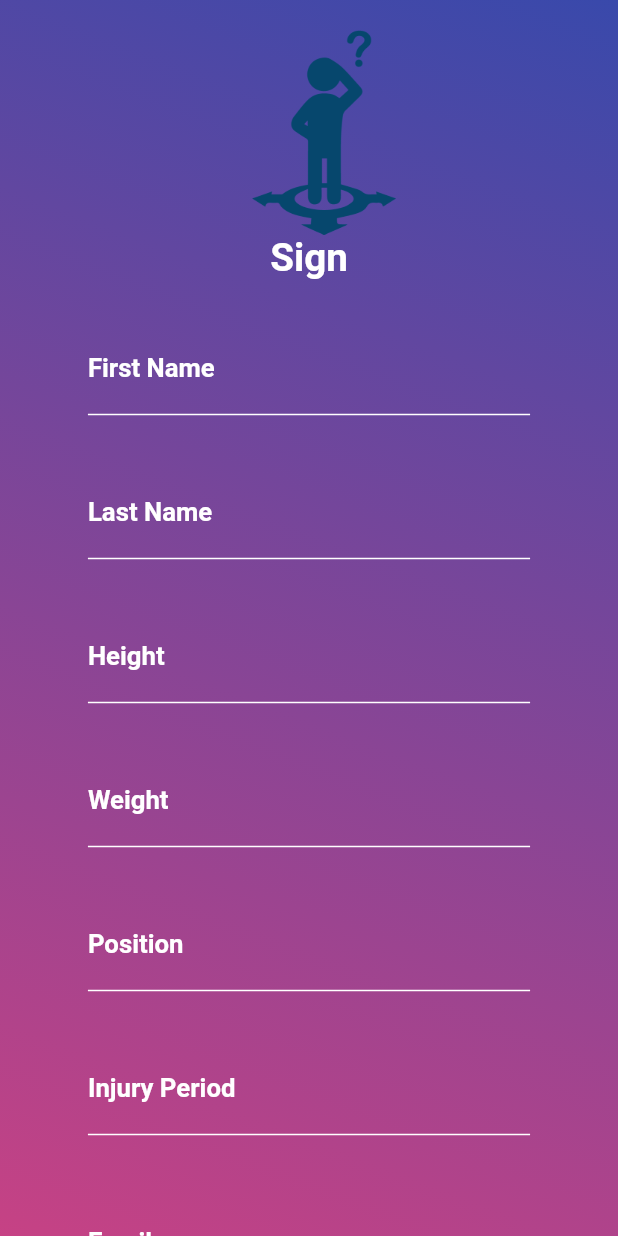
After one commit to IsuruBRanapana/Project_Rafi, a Flutter app: the SignUpView screen opened by its route, on a phone screen of 412 x 824 dp. The commit adds this screen. Run offline on Flutter 3.47's test engine with Material 2 defaults, Android fonts, the phone set to English and light mode, and no system bars; our stand-ins replace animated_text_kit, dartz, equatable, flutter_screenutil, package_info; generated files the repository leaves out were written again; Roboto replaces fonts that are missing (Sarabun).

Commit message:
create sign up page.

```diff
--- a/lib/core/utils/navigation_routes.dart
+++ b/lib/core/utils/navigation_routes.dart
@@ -2,12 +2,14 @@ import 'package:flutter/cupertino.dart';
 import 'package:flutter/material.dart';
 import 'package:project_rafi/features/presentation/pages/forgot_password/forgot_password_view.dart';
 import 'package:project_rafi/features/presentation/pages/login/login_view.dart';
+import 'package:project_rafi/features/presentation/pages/sign_up/sign_up_view.dart';
 import 'package:project_rafi/features/presentation/pages/splash/splash_view.dart';
 
 class Routes{
   static const String SPLASH_PAGE = "splash_view";
   static const String LOGIN_PAGE = "login_view";
   static const String FORGOT_PASSWORD_RESET_PAGE = "forgot_password_reset_page";
+  static const String SIGN_UP_PAGE='sign_up_view';
 
   static Route<dynamic> generateRoute(RouteSettings settings){
     switch(settings.name){
@@ -25,6 +27,10 @@ class Routes{
         builder: (_) => ForgotPasswordCheckUserView(),
         settings: RouteSettings(name: Routes.FORGOT_PASSWORD_RESET_PAGE),
       );
+      case Routes.SIGN_UP_PAGE:
+        return MaterialPageRoute(builder: (_)=>SignUpView(),
+          settings: RouteSettings(name: Routes.SIGN_UP_PAGE),
+        );
 
       default:
         return MaterialPageRoute(
--- a/lib/features/presentation/pages/login/login_view.dart
+++ b/lib/features/presentation/pages/login/login_view.dart
@@ -105,6 +105,14 @@ class LoginView extends BaseView{
                         },
                         text: 'Login',
                       ),
+                      SizedBox(
+                        height: adaptiveScreen.setHeight(40),
+                      ),
+                      InkWell(onTap: (){
+                        Navigator.pushNamed(context, Routes.SIGN_UP_PAGE);
+                      },
+
+                          child: Text("You haven't account?PleaseSign Up",style: TextStyle(color: Colors.white),))
                     ],
                   ),
                 ),
--- /dev/null
+++ b/lib/features/presentation/pages/sign_up/sign_up_view.dart
@@ -0,0 +1,321 @@
+import 'package:flutter/cupertino.dart';
+import 'package:flutter/material.dart';
+import 'package:project_rafi/core/utils/app_colors.dart';
+import 'package:project_rafi/core/utils/app_costants.dart';
+import 'package:project_rafi/core/utils/app_images.dart';
+import 'package:project_rafi/core/utils/navigation_routes.dart';
+import 'package:project_rafi/features/presentation/pages/base_view.dart';
+import 'package:project_rafi/features/presentation/pages/widgets/rounded_corner_white_button.dart';
+
+class SignUpView extends BaseView{
+  final _firstNameController = TextEditingController();
+  final _secondNameController = TextEditingController();
+  final _heightController=TextEditingController();
+  final _weightController=TextEditingController();
+  final _positionController=TextEditingController();
+  final _injuryPeriodController=TextEditingController();
+  final _passwordController = TextEditingController();
+  final _emailController=TextEditingController();
+  var formkey = GlobalKey<FormState>();
+
+  @override
+  Widget buildView(context) {
+    return  Scaffold(
+      resizeToAvoidBottomInset: false,
+      backgroundColor: Colors.transparent,
+      body:Form(
+        key: formkey,
+        child: ListView(
+          children:<Widget> [
+            Container(
+              decoration: BoxDecoration(
+                  gradient: AppColors.gradientBackground
+              ),
+              child: Padding(
+                padding: const EdgeInsets.only(top: 20.0),
+                child: Column(
+                  children: <Widget>[
+                    Container(
+                      padding: EdgeInsets.symmetric(horizontal: 30),
+                      child: Column(
+                        children: <Widget>[
+                          Padding(
+                            padding: const EdgeInsets.only(left: 20.0),
+                            child: Image(
+                              //todo:add the application logo
+                              image: AssetImage(AppImages.manInQuestion),
+                              fit: BoxFit.scaleDown,
+                              width: adaptiveScreen.setWidth(200),
+                              height: adaptiveScreen.setHeight(200),
+                            ),
+                          ),
+                          Text(
+                            'Sign',
+                            style: TextStyle(fontSize: adaptiveScreen.setSp(45), color: Colors.white, fontWeight: FontWeight.bold),
+                            textAlign: TextAlign.center,
+                          ),
+
+                          Padding(
+                            padding: EdgeInsets.all(AppConstants.adaptiveScreen.setWidth(50)),
+                            child: Column(
+                              children: <Widget>[
+                                TextFormField(
+                                  validator: (String value) {
+                                    if (value.isEmpty) {
+                                      return ("Please enter the first name");
+                                    }
+                                    return null;
+                                  },
+                                  controller: _firstNameController,
+                                  maxLength: 30,
+                                  maxLengthEnforced: false,
+                                  textInputAction: TextInputAction.done,
+                                  cursorColor: Colors.white,
+                                  decoration: InputDecoration(
+                                      errorStyle:
+                                      TextStyle(color: AppColors.orangeColor),
+                                      enabledBorder: UnderlineInputBorder(borderSide: BorderSide(color: Colors.white)),
+                                      hintText: 'Isuru',
+                                      counter: Offstage(),
+                                      labelText:'First Name' ,
+                                      labelStyle:TextStyle(fontSize: AppConstants.adaptiveScreen.setSp(30), color: Colors.white) ,
+                                      focusedBorder: UnderlineInputBorder(borderSide: BorderSide(color: Colors.white)),
+                                      hintStyle: TextStyle(fontSize: AppConstants.adaptiveScreen.setSp(28), color: Colors.grey),
+                                      border: UnderlineInputBorder(borderSide: BorderSide(color: Colors.white))),
+                                  style: TextStyle(fontSize: AppConstants.adaptiveScreen.setSp(32), color: Colors.white, fontWeight: FontWeight.bold),
+                                ),
+                                SizedBox(
+                                  height: AppConstants.adaptiveScreen.setHeight(50),
+                                ),
+                                TextFormField(
+                                  validator: (String value) {
+                                    if (value.isEmpty) {
+                                      return ("Please enter the Last name");
+                                    }
+                                    return null;
+                                  },
+                                  controller: _secondNameController,
+                                  maxLength: 30,
+                                  maxLengthEnforced: false,
+                                  textInputAction: TextInputAction.done,
+                                  cursorColor: Colors.white,
+                                  decoration: InputDecoration(
+                                      errorStyle:
+                                      TextStyle(color: AppColors.orangeColor),
+
+                                      enabledBorder: UnderlineInputBorder(borderSide: BorderSide(color: Colors.white)),
+                                      hintText: 'Ranapana',
+                                      counter: Offstage(),
+                                      labelText: 'Last Name',
+                                      labelStyle:TextStyle(fontSize: AppConstants.adaptiveScreen.setSp(30), color: Colors.white) ,
+                                      focusedBorder: UnderlineInputBorder(borderSide: BorderSide(color: Colors.white)),
+                                      hintStyle: TextStyle(fontSize: AppConstants.adaptiveScreen.setSp(28), color: Colors.grey),
+                                      border: UnderlineInputBorder(borderSide: BorderSide(color: Colors.white))),
+                                  style: TextStyle(fontSize: AppConstants.adaptiveScreen.setSp(32), color: Colors.white, fontWeight: FontWeight.bold),
+                                ),
+                                SizedBox(
+                                  height: AppConstants.adaptiveScreen.setHeight(50),
+                                ),
+                              TextFormField(
+                                validator: (String value) {
+                                  if (value.isEmpty) {
+                                    return ("Please enter the height");
+                                  }
+                                  return null;
+                                },
+                                controller: _heightController,
+                                maxLength: 30,
+                                maxLengthEnforced: false,
+                                textInputAction: TextInputAction.done,
+                                cursorColor: Colors.white,
+                                decoration: InputDecoration(
+                                    errorStyle:
+                                    TextStyle(color: AppColors.orangeColor),
+
+                                    enabledBorder: UnderlineInputBorder(borderSide: BorderSide(color: Colors.white)),
+                                    hintText: '168.0(Please Enter in Centimeter)',
+                                    labelText: 'Height',
+                                    labelStyle:TextStyle(fontSize: AppConstants.adaptiveScreen.setSp(30), color: Colors.white),
+                                    counter: Offstage(),
+                                    focusedBorder: UnderlineInputBorder(borderSide: BorderSide(color: Colors.white)),
+                                    hintStyle: TextStyle(fontSize: AppConstants.adaptiveScreen.setSp(28), color: Colors.grey),
+                                    border: UnderlineInputBorder(borderSide: BorderSide(color: Colors.white))),
+                                style: TextStyle(fontSize: AppConstants.adaptiveScreen.setSp(32), color: Colors.white, fontWeight: FontWeight.bold),
+                              ),
+
+                                SizedBox(
+                                  height: AppConstants.adaptiveScreen.setHeight(50),
+                                ),
+                              TextFormField(
+                                validator:(String value) {
+                                  if (value.isEmpty) {
+                                    return ("Please enter weight");
+                                  }
+                                  return null;
+                                } ,
+                                controller: _weightController,
+                                maxLength: 30,
+                                maxLengthEnforced: false,
+                                textInputAction: TextInputAction.done,
+                                cursorColor: Colors.white,
+                                decoration: InputDecoration(
+                                    errorStyle:
+                                    TextStyle(color: AppColors.orangeColor),
+
+                                    enabledBorder: UnderlineInputBorder(borderSide: BorderSide(color: Colors.white)),
+                                    hintText: '65(Please Enter in Kilogram)',
+                                    labelText: 'Weight',
+                                    labelStyle: TextStyle(fontSize: AppConstants.adaptiveScreen.setSp(30), color: Colors.white) ,
+                                    counter: Offstage(),
+                                    focusedBorder: UnderlineInputBorder(borderSide: BorderSide(color: Colors.white)),
+                                    hintStyle: TextStyle(fontSize: AppConstants.adaptiveScreen.setSp(28), color: Colors.grey),
+                                    border: UnderlineInputBorder(borderSide: BorderSide(color: Colors.white))),
+                                style: TextStyle(fontSize: AppConstants.adaptiveScreen.setSp(32), color: Colors.white, fontWeight: FontWeight.bold),
+                              ),
+
+                                SizedBox(
+                                  height: AppConstants.adaptiveScreen.setHeight(50),
+                                ),
+                                TextFormField(
+                                  validator:(String value) {
+                                    if (value.isEmpty) {
+                                      return ("Please enter the position");
+                                    }
+                                    return null;
+                                  }  ,
+                                  controller: _positionController,
+                                  maxLength: 30,
+                                  maxLengthEnforced: false,
+                                  textInputAction: TextInputAction.done,
+                                  cursorColor: Colors.white,
+                                  decoration: InputDecoration(
+                                      errorStyle:
+                                      TextStyle(color: AppColors.orangeColor),
+
+                                      enabledBorder: UnderlineInputBorder(borderSide: BorderSide(color: Colors.white)),
+                                      hintText: 'Student',
+                                      labelText: 'Position',
+                                      labelStyle:  TextStyle(fontSize: AppConstants.adaptiveScreen.setSp(30), color: Colors.white),
+
+                                      counter: Offstage(),
+                                      focusedBorder: UnderlineInputBorder(borderSide: BorderSide(color: Colors.white)),
+                                      hintStyle: TextStyle(fontSize: AppConstants.adaptiveScreen.setSp(28), color: Colors.grey),
+                                      border: UnderlineInputBorder(borderSide: BorderSide(color: Colors.white))),
+                                  style: TextStyle(fontSize: AppConstants.adaptiveScreen.setSp(32), color: Colors.white, fontWeight: FontWeight.bold),
+                                ),
+
+                                SizedBox(
+                                  height: AppConstants.adaptiveScreen.setHeight(50),
+                                ),
+                                TextFormField(
+                                  validator:(String value) {
+                                    if (value.isEmpty) {
+                                      return ("Please enter injury period");
+                                    }
+                                    return null;
+                                  } ,
+                                  controller: _injuryPeriodController,
+                                  maxLength: 30,
+                                  maxLengthEnforced: false,
+                                  textInputAction: TextInputAction.done,
+                                  cursorColor: Colors.white,
+                                  decoration: InputDecoration( errorStyle:
+                                  TextStyle(color: AppColors.orangeColor),
+
+
+                                      enabledBorder: UnderlineInputBorder(borderSide: BorderSide(color: Colors.white)),
+                                      hintText: 'Three months',
+                                      labelStyle:  TextStyle(fontSize: AppConstants.adaptiveScreen.setSp(30), color: Colors.white),
+                                      labelText: 'Injury Period',
+                                      counter: Offstage(),
+                                      focusedBorder: UnderlineInputBorder(borderSide: BorderSide(color: Colors.white)),
+                                      hintStyle: TextStyle(fontSize: AppConstants.adaptiveScreen.setSp(28), color: Colors.grey),
+                                      border: UnderlineInputBorder(borderSide: BorderSide(color: Colors.white))),
+                                  style: TextStyle(fontSize: AppConstants.adaptiveScreen.setSp(32), color: Colors.white, fontWeight: FontWeight.bold),
+                                ),
+                                SizedBox(
+                                  height: adaptiveScreen.setHeight(60),
+                                ),
+
+                                TextFormField(
+                                  validator: validateEmail,
+                                  controller: _emailController,
+                                  maxLength: 30,
+                                  maxLengthEnforced: false,
+                                  textInputAction: TextInputAction.done,
+                                  cursorColor: Colors.white,
+                                  decoration: InputDecoration(
+                                      errorStyle:
+                                      TextStyle(color: AppColors.orangeColor),
+
+                                      enabledBorder: UnderlineInputBorder(borderSide: BorderSide(color: Colors.white)),
+                                      hintText: 'isururanapana@gmail.com',
+                                      labelText: 'Email',
+                                      labelStyle:TextStyle(fontSize: AppConstants.adaptiveScreen.setSp(30), color: Colors.white) ,
+                                      counter: Offstage(),
+                                      focusedBorder: UnderlineInputBorder(borderSide: BorderSide(color: Colors.white)),
+                                      hintStyle: TextStyle(fontSize: AppConstants.adaptiveScreen.setSp(28), color: Colors.grey),
+                                      border: UnderlineInputBorder(borderSide: BorderSide(color: Colors.white))),
+                                  style: TextStyle(fontSize: AppConstants.adaptiveScreen.setSp(32), color: Colors.white, fontWeight: FontWeight.bold),
+                                ),
+                                SizedBox(
+                                  height: adaptiveScreen.setHeight(60),
+                                ),
+                                TextField(
+                                  controller: _passwordController,
+                                  maxLength: 30,
+                                  maxLengthEnforced: false,
+                                  textInputAction: TextInputAction.done,
+                                  cursorColor: Colors.white,
+                                  decoration: InputDecoration(
+                                      errorStyle:
+                                      TextStyle(color: AppColors.orangeColor),
+
+                                      enabledBorder: UnderlineInputBorder(borderSide: BorderSide(color: Colors.white)),
+                                      hintText: 'Password',
+                                      labelText: 'Password',
+                                      labelStyle: TextStyle(fontSize: AppConstants.adaptiveScreen.setSp(30), color: Colors.white),
+                                      counter: Offstage(),
+                                      focusedBorder: UnderlineInputBorder(borderSide: BorderSide(color: Colors.white)),
+                                      hintStyle: TextStyle(fontSize: AppConstants.adaptiveScreen.setSp(28), color: Colors.grey),
+                                      border: UnderlineInputBorder(borderSide: BorderSide(color: Colors.white))),
+                                  style: TextStyle(fontSize: AppConstants.adaptiveScreen.setSp(32), color: Colors.white, fontWeight: FontWeight.bold),
+                                ),
+
+                              ],
+                            ),
+                          ),
+                          SizedBox(
+                            height: adaptiveScreen.setHeight(40),
+                          ),
+                          RoundedCornerWhiteButton(
+                            onTap: () {
+                              // Navigator.pushNamed(context, Router.EPIC_SURE_ASSESSOR_HOME_PAGE);
+                            },
+                            text: 'SignUp',
+                          ),
+                          SizedBox(
+                            height: adaptiveScreen.setHeight(30),
+                          ),
+                        ],
+                      ),
+                    ),
+                  ],
+                ),
+              ),
+            ),
+          ],
+        ),
+      ),
+    );
+  }
+  String validateEmail(String value) {
+    Pattern pattern =
+        r'^(([^<>()[\]\\.,;:\s@\"]+(\.[^<>()[\]\\.,;:\s@\"]+)*)|(\".+\"))@((\[[0-9]{1,3}\.[0-9]{1,3}\.[0-9]{1,3}\.[0-9]{1,3}\])|(([a-zA-Z\-0-9]+\.)+[a-zA-Z]{2,}))$';
+    RegExp regex = new RegExp(pattern);
+    if (!regex.hasMatch(value)) {
+      return 'Enter Valid Email';
+    }
+    return null;
+  }
+}
```
